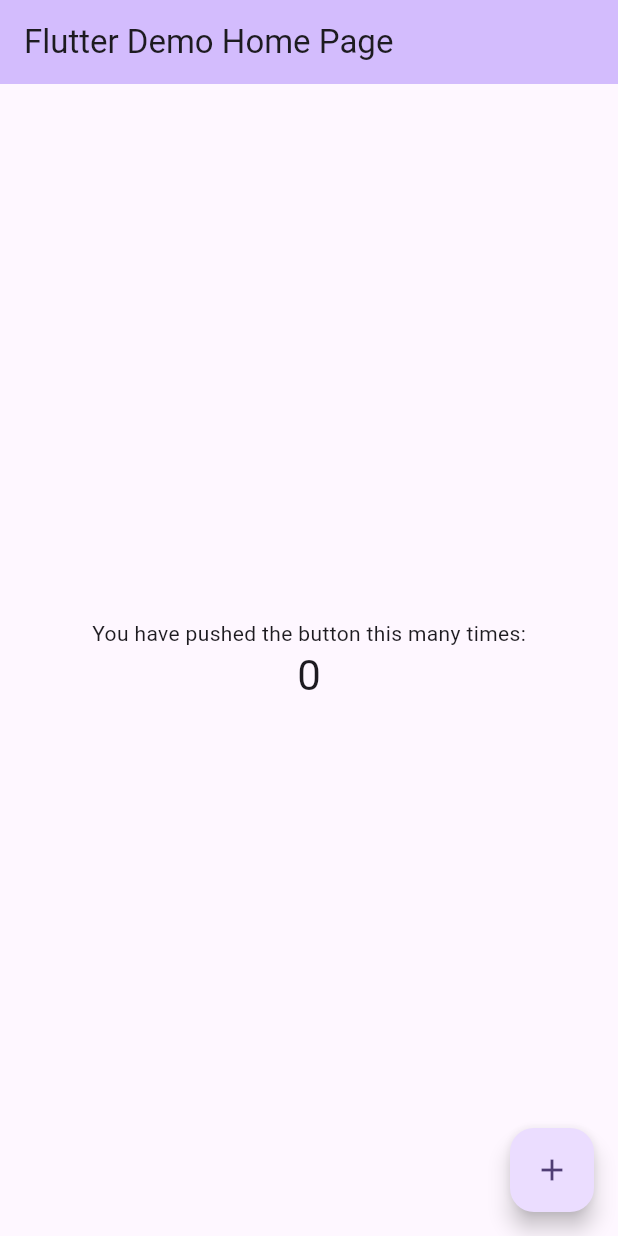
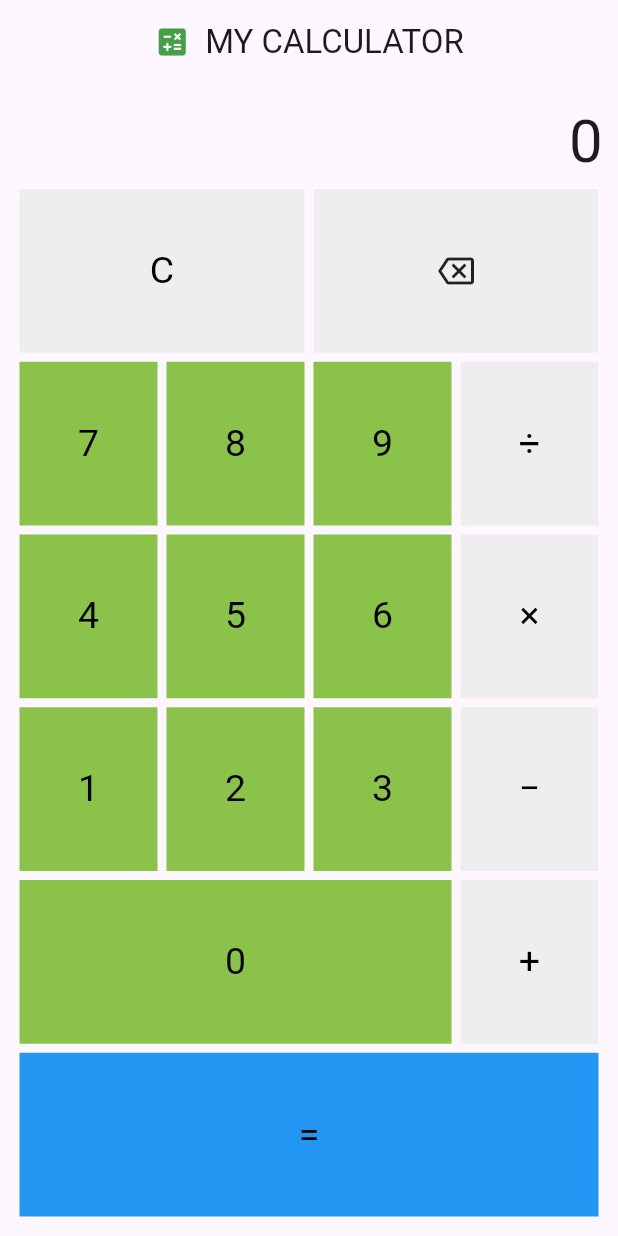
Before and after one commit to one1yean2/midterm_640710566, a Flutter app: the screen it shows after launch, on a phone screen of 412 x 824 dp. Run offline on Flutter 3.47's test engine with Material 3 defaults, Android fonts, the phone set to English and light mode, and no system bars; our stand-ins replace google_fonts; missing offline and left inert: dart:js_util.

Commit message:
midterm checkpoint 1

```diff
--- a/lib/main.dart
+++ b/lib/main.dart
@@ -1,4 +1,6 @@
+// import 'package:coffee_shop_app/pages/cart_page.dart';
 import 'package:flutter/material.dart';
+import 'package:midterm_640710566/pages/calculator.dart';
 
 void main() {
   runApp(const MyApp());
@@ -11,115 +13,13 @@
   @override
   Widget build(BuildContext context) {
     return MaterialApp(
-      title: 'Flutter Demo',
+      title: 'Midterm 2/2566',
       theme: ThemeData(
-        // This is the theme of your application.
-        //
-        // TRY THIS: Try running your application with "flutter run". You'll see
-        // the application has a purple toolbar. Then, without quitting the app,
-        // try changing the seedColor in the colorScheme below to Colors.green
-        // and then invoke "hot reload" (save your changes or press the "hot
-        // reload" button in a Flutter-supported IDE, or press "r" if you used
-        // the command line to start the app).
-        //
-        // Notice that the counter didn't reset back to zero; the application
-        // state is not lost during the reload. To reset the state, use hot
-        // restart instead.
-        //
-        // This works for code too, not just values: Most code changes can be
-        // tested with just a hot reload.
+        // scaffoldBackgroundColor: Color(0xFF0C0F14),
         colorScheme: ColorScheme.fromSeed(seedColor: Colors.deepPurple),
         useMaterial3: true,
       ),
-      home: const MyHomePage(title: 'Flutter Demo Home Page'),
+      home: const Calculator(),
     );
   }
 }
-
-class MyHomePage extends StatefulWidget {
-  const MyHomePage({super.key, required this.title});
-
-  // This widget is the home page of your application. It is stateful, meaning
-  // that it has a State object (defined below) that contains fields that affect
-  // how it looks.
-
-  // This class is the configuration for the state. It holds the values (in this
-  // case the title) provided by the parent (in this case the App widget) and
-  // used by the build method of the State. Fields in a Widget subclass are
-  // always marked "final".
-
-  final String title;
-
-  @override
-  State<MyHomePage> createState() => _MyHomePageState();
-}
-
-class _MyHomePageState extends State<MyHomePage> {
-  int _counter = 0;
-
-  void _incrementCounter() {
-    setState(() {
-      // This call to setState tells the Flutter framework that something has
-      // changed in this State, which causes it to rerun the build method below
-      // so that the display can reflect the updated values. If we changed
-      // _counter without calling setState(), then the build method would not be
-      // called again, and so nothing would appear to happen.
-      _counter++;
-    });
-  }
-
-  @override
-  Widget build(BuildContext context) {
-    // This method is rerun every time setState is called, for instance as done
-    // by the _incrementCounter method above.
-    //
-    // The Flutter framework has been optimized to make rerunning build methods
-    // fast, so that you can just rebuild anything that needs updating rather
-    // than having to individually change instances of widgets.
-    return Scaffold(
-      appBar: AppBar(
-        // TRY THIS: Try changing the color here to a specific color (to
-        // Colors.amber, perhaps?) and trigger a hot reload to see the AppBar
-        // change color while the other colors stay the same.
-        backgroundColor: Theme.of(context).colorScheme.inversePrimary,
-        // Here we take the value from the MyHomePage object that was created by
-        // the App.build method, and use it to set our appbar title.
-        title: Text(widget.title),
-      ),
-      body: Center(
-        // Center is a layout widget. It takes a single child and positions it
-        // in the middle of the parent.
-        child: Column(
-          // Column is also a layout widget. It takes a list of children and
-          // arranges them vertically. By default, it sizes itself to fit its
-          // children horizontally, and tries to be as tall as its parent.
-          //
-          // Column has various properties to control how it sizes itself and
-          // how it positions its children. Here we use mainAxisAlignment to
-          // center the children vertically; the main axis here is the vertical
-          // axis because Columns are vertical (the cross axis would be
-          // horizontal).
-          //
-          // TRY THIS: Invoke "debug painting" (choose the "Toggle Debug Paint"
-          // action in the IDE, or press "p" in the console), to see the
-          // wireframe for each widget.
-          mainAxisAlignment: MainAxisAlignment.center,
-          children: <Widget>[
-            const Text(
-              'You have pushed the button this many times:',
-            ),
-            Text(
-              '$_counter',
-              style: Theme.of(context).textTheme.headlineMedium,
-            ),
-          ],
-        ),
-      ),
-      floatingActionButton: FloatingActionButton(
-        onPressed: _incrementCounter,
-        tooltip: 'Increment',
-        child: const Icon(Icons.add),
-      ), // This trailing comma makes auto-formatting nicer for build methods.
-    );
-  }
-}
--- /dev/null
+++ b/lib/pages/calculator.dart
@@ -0,0 +1,343 @@
+import 'dart:js_util';
+
+import 'package:flutter/material.dart';
+import 'package:google_fonts/google_fonts.dart';
+
+class Calculator extends StatefulWidget {
+  const Calculator({super.key});
+
+  @override
+  State<Calculator> createState() => _Calculator();
+}
+
+class _Calculator extends State<Calculator> {
+  // state variables
+
+  var currentinput = "0";
+  var newInput = "";
+
+  static const addSign = "\u002B";
+  static const subtractSign = "\u2212";
+  static const multiplySign = "\u00D7";
+  static const divideSign = "\u00F7";
+  static const equalSign = "\u003D";
+
+  Widget buildItem({
+    required int number,
+    String label = "",
+    // required String label,
+    Color color = Colors.black,
+  }) {
+    if (number > 0) {
+      return Expanded(
+        child: Container(
+          padding: EdgeInsets.all(3),
+          child: Material(
+            color: Colors.lightGreen,
+            child: InkWell(
+              onTap: () {
+                setState(() {
+                  if (currentinput.length == 1 && currentinput == '0') {
+                    currentinput = number.toString();
+                  } else {
+                    currentinput += number.toString();
+                  }
+                });
+              },
+              child: Container(
+                alignment: Alignment.center,
+                child: Text(
+                  number.toString(),
+                  style: GoogleFonts.notoSansThai(
+                    color: color,
+                    fontSize: 25.0,
+                  ),
+                ),
+              ),
+            ),
+          ),
+        ),
+      );
+    } else if (number == 0) {
+      return Expanded(
+        flex: 3,
+        child: Container(
+          padding: EdgeInsets.all(3),
+          child: Material(
+            color: Colors.lightGreen,
+            child: InkWell(
+              onTap: () {
+                setState(() {
+                  if (!currentinput.startsWith('0')) {
+                    currentinput += '0';
+                  }
+                });
+              },
+              child: Container(
+                alignment: Alignment.center,
+                child: Text(
+                  number.toString(),
+                  style: GoogleFonts.notoSansThai(
+                    color: color,
+                    fontSize: 25.0,
+                  ),
+                ),
+              ),
+            ),
+          ),
+        ),
+      );
+    } else if (number < 0 && label != equalSign && label != 'BACKSPACE') {
+      return Expanded(
+        child: Container(
+          padding: EdgeInsets.all(3),
+          child: Material(
+            color: Colors.grey[200],
+            child: InkWell(
+              onTap: () {
+                setState(() {
+                  if (label == 'C') {
+                    currentinput = '0';
+                  } else if (label == divideSign && !currentinput.startsWith('0')) {
+                    if (currentinput.endsWith(multiplySign)) {
+                      currentinput = currentinput.substring(0, currentinput.length - 1);
+                      currentinput += divideSign;
+                    } else if (currentinput.endsWith(addSign)) {
+                      currentinput = currentinput.substring(0, currentinput.length - 1);
+                      currentinput += divideSign;
+                    } else if (currentinput.endsWith(subtractSign)) {
+                      currentinput = currentinput.substring(0, currentinput.length - 1);
+                      currentinput += divideSign;
+                    } else if (!currentinput.endsWith(divideSign)) {
+                      currentinput += divideSign;
+                    }
+                  } else if (label == addSign && !currentinput.startsWith('0')) {
+                    if (currentinput.endsWith(divideSign)) {
+                      currentinput = currentinput.substring(0, currentinput.length - 1);
+                      currentinput += addSign;
+                    } else if (currentinput.endsWith(multiplySign)) {
+                      currentinput = currentinput.substring(0, currentinput.length - multiplySign.length);
+                      currentinput += addSign;
+                    } else if (currentinput.endsWith(divideSign)) {
+                      currentinput = currentinput.substring(0, currentinput.length - 1);
+                      currentinput += addSign;
+                    } else if (currentinput.endsWith(subtractSign)) {
+                      currentinput = currentinput.substring(0, currentinput.length - 1);
+                      currentinput += addSign;
+                    } else if (!currentinput.endsWith(addSign)) {
+                      currentinput += addSign;
+                    }
+                  } else if (label == subtractSign && !currentinput.startsWith('0')) {
+                    if (currentinput.endsWith(divideSign)) {
+                      currentinput = currentinput.substring(0, currentinput.length - 1);
+                      currentinput += subtractSign;
+                    } else if (currentinput.endsWith(multiplySign)) {
+                      currentinput = currentinput.substring(0, currentinput.length - 1);
+                      currentinput += subtractSign;
+                    } else if (currentinput.endsWith(divideSign)) {
+                      currentinput = currentinput.substring(0, currentinput.length - 1);
+                      currentinput += subtractSign;
+                    } else if (currentinput.endsWith(addSign)) {
+                      currentinput = currentinput.substring(0, currentinput.length - 1);
+                      currentinput += subtractSign;
+                    } else if (!currentinput.endsWith(subtractSign)) {
+                      currentinput += subtractSign;
+                    }
+                  } else if (label == multiplySign && !currentinput.startsWith('0')) {
+                    if (currentinput.endsWith(divideSign)) {
+                      currentinput = currentinput.substring(0, currentinput.length - 1);
+                      currentinput += multiplySign;
+                    } else if (currentinput.endsWith(subtractSign)) {
+                      currentinput = currentinput.substring(0, currentinput.length - 1);
+                      currentinput += multiplySign;
+                    } else if (currentinput.endsWith(divideSign)) {
+                      currentinput = currentinput.substring(0, currentinput.length - 1);
+                      currentinput += multiplySign;
+                    } else if (currentinput.endsWith(addSign)) {
+                      currentinput = currentinput.substring(0, currentinput.length - 1);
+                      currentinput += multiplySign;
+                    } else if (!currentinput.endsWith(multiplySign)) {
+                      currentinput += multiplySign;
+                    }
+                  }
+                });
+              },
+              child: Container(
+                alignment: Alignment.center,
+                // margin: EdgeInsets.all(2),
+
+                child: Text(
+                  label.toString(),
+                  style: GoogleFonts.notoSansThai(
+                    color: color,
+                    fontSize: 25.0,
+                  ),
+                ),
+              ),
+            ),
+          ),
+        ),
+      );
+    } else if (label == equalSign) {
+      return Expanded(
+        child: Container(
+          padding: EdgeInsets.all(3),
+          child: Material(
+            color: Colors.blue,
+            child: InkWell(
+              onTap: () {
+                setState(() {
+                  currentinput = '0';
+                });
+              },
+              child: Container(
+                alignment: Alignment.center,
+                // decoration: BoxDecoration(color: Colors.blue),
+                // width: 70,
+                child: Text(
+                  label.toString(),
+                  style: GoogleFonts.notoSansThai(
+                    color: color,
+                    fontSize: 25.0,
+                  ),
+                ),
+              ),
+            ),
+          ),
+        ),
+      );
+    } else {
+      return Expanded(
+        child: Container(
+          padding: EdgeInsets.all(3),
+          child: Material(
+            color: Colors.grey[200],
+            child: InkWell(
+              onTap: () {
+                setState(() {
+                  if (label == 'BACKSPACE') {
+                    currentinput = currentinput.substring(0, currentinput.length - 1);
+                    if (currentinput.length == 0) {
+                      currentinput = '0';
+                    }
+                  }
+                });
+              },
+              child: Container(
+                  alignment: Alignment.center,
+
+                  // width: 70,
+                  child: Icon(Icons.backspace_outlined)),
+            ),
+          ),
+        ),
+      );
+    }
+  }
+
+  @override
+  Widget build(BuildContext context) {
+    var numbers = ['one', 'two', 'three', 'four', 'five', 'six', 'seven', 'eight', 'nine', 'zero'];
+    List<Widget> itemList0 = [];
+    List<Widget> itemList1 = [];
+    List<Widget> itemList2 = [];
+    List<Widget> itemList3 = [];
+    List<Widget> itemList4 = [];
+    List<Widget> itemList5 = [];
+    //  List<Widget> itemList = [];
+
+    itemList0.add(buildItem(number: -1, label: 'C'));
+    itemList0.add(buildItem(number: -1, label: 'BACKSPACE'));
+
+    for (int i = 0; i < 3; i++) {
+      itemList1.add(buildItem(number: i + 1));
+      // itemList.add(SizedBox(width: 15));
+      itemList2.add(buildItem(number: i + 4));
+      // itemList2.add(SizedBox(width: 15));
+      itemList3.add(buildItem(number: i + 7));
+      // itemList3.add(SizedBox(width: 15));
+    }
+    itemList4.add(buildItem(number: 0));
+    itemList1.add(buildItem(number: -1, label: subtractSign));
+    itemList2.add(buildItem(number: -1, label: multiplySign));
+    itemList3.add(buildItem(number: -1, label: divideSign));
+    itemList4.add(buildItem(number: -1, label: addSign));
+    itemList5.add(buildItem(number: -1, label: equalSign));
+    return Scaffold(
+      appBar: _buildAppBar(),
+      body: Container(
+        margin: EdgeInsets.all(10.0),
+        child: Column(
+          children: [
+            Container(
+              alignment: Alignment.centerRight,
+              child: Text(
+                currentinput,
+                style: TextStyle(fontSize: 40),
+              ),
+            ),
+            Expanded(
+              child: Row(
+                mainAxisAlignment: MainAxisAlignment.spaceBetween,
+                children: itemList0,
+              ),
+            ),
+            Expanded(
+              child: Row(
+                mainAxisAlignment: MainAxisAlignment.spaceBetween,
+                children: itemList3,
+              ),
+            ),
+            Expanded(
+              child: Row(
+                mainAxisAlignment: MainAxisAlignment.spaceBetween,
+                children: itemList2,
+              ),
+            ),
+            Expanded(
+              child: Row(
+                mainAxisAlignment: MainAxisAlignment.spaceBetween,
+                children: itemList1,
+              ),
+            ),
+            Expanded(
+              child: Row(
+                mainAxisAlignment: MainAxisAlignment.spaceBetween,
+                children: itemList4,
+              ),
+            ),
+            Expanded(
+              child: Row(
+                mainAxisAlignment: MainAxisAlignment.spaceBetween,
+                children: itemList5,
+              ),
+            ),
+          ],
+        ),
+      ),
+    );
+  }
+}
+
+AppBar _buildAppBar() {
+  return AppBar(
+      // centerTitle: true,
+      titleSpacing: 0.0,
+      // backgroundColor: Colors.transparent,
+      shadowColor: Colors.grey,
+      title: Row(
+        mainAxisAlignment: MainAxisAlignment.center,
+        children: [
+          Icon(
+            Icons.calculate,
+            color: Colors.green.shade600,
+          ),
+          SizedBox(
+            width: 10.0,
+          ),
+          Text(
+            'MY CALCULATOR',
+          )
+        ],
+      ));
+}
```
Also changed, not shown: pubspec.yaml (+4 -3 lines), pubspec.lock, 1 other file.
